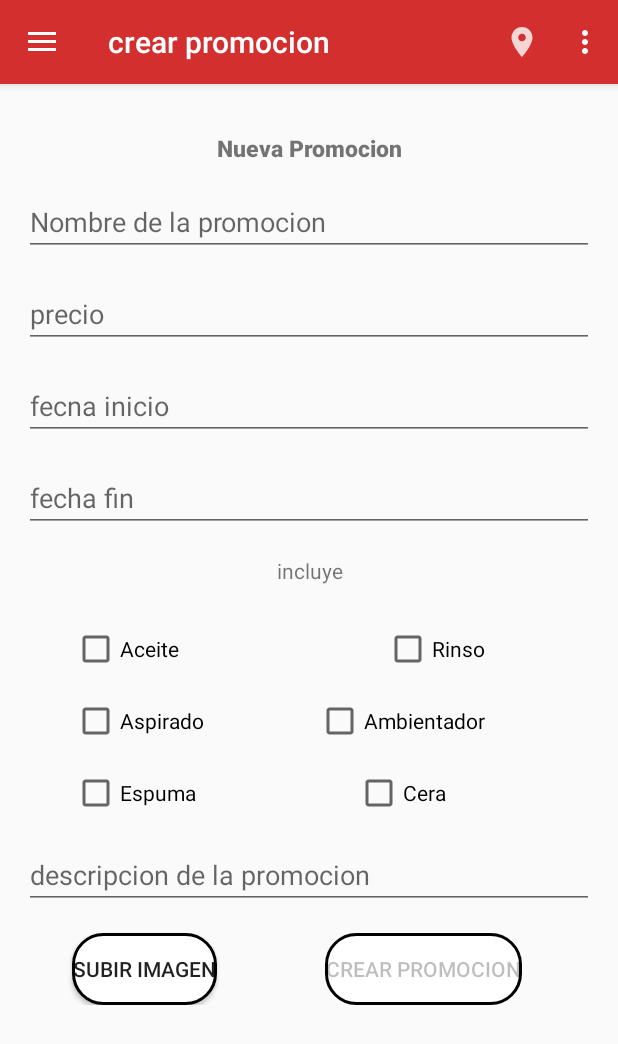
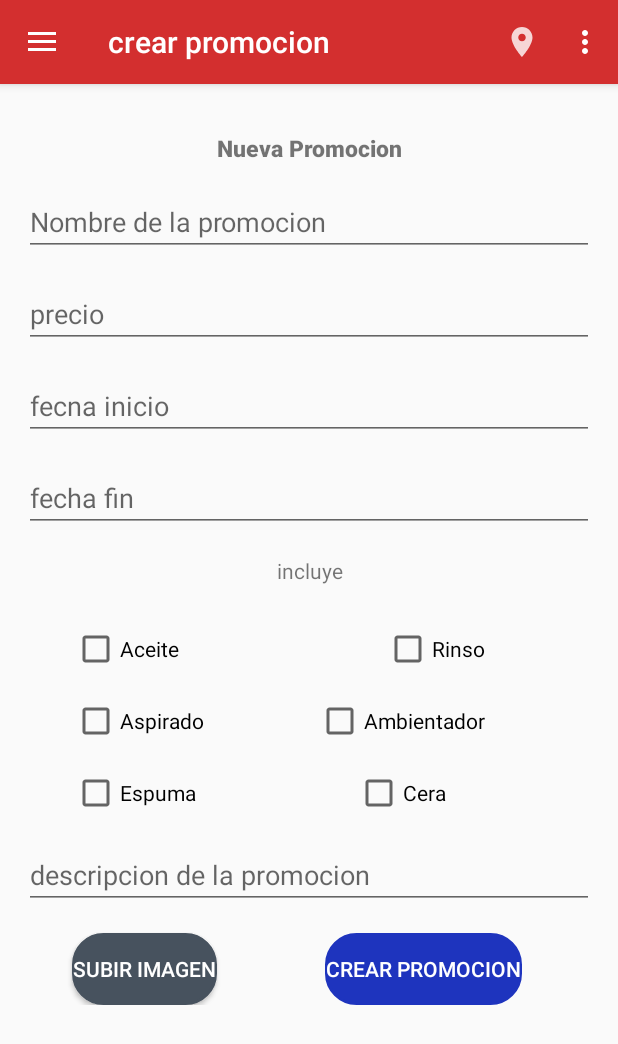
Before and after one commit to Julioolivares12/CarwashToGO3, an Android app: the CrearPromocionFragment screen opened through its navigation route, on a phone screen of 412 x 824 dp. Shown: the top 1044 px of the screen. Run offline under Robolectric (Android 15) with nearby library versions, the phone set to English and light mode, and no system bars; our stand-ins replace Firebase (no records; nobody signed in at launch, a user with empty details on screens opened directly), navigation-ui.

Commit message:
algo de diseno

```diff
--- a/app/src/main/res/layout/activity_login.xml
+++ b/app/src/main/res/layout/activity_login.xml
@@ -16,6 +16,7 @@
         android:background="@color/colorPrimary"
         app:layout_constraintEnd_toEndOf="parent"
         app:layout_constraintStart_toStartOf="parent"
+
         app:layout_constraintTop_toTopOf="parent"
 
         >
--- a/app/src/main/res/layout/activity_registro.xml
+++ b/app/src/main/res/layout/activity_registro.xml
@@ -39,8 +39,8 @@
                 android:layout_marginStart="64dp"
                 android:layout_marginLeft="64dp"
                 android:layout_marginTop="68dp"
-                android:backgroundTint="#47525E"
                 android:text="@string/crear_cuenta"
+                android:backgroundTint="@color/colorBoton1"
                 android:textColor="@android:color/white"
                 app:layout_constraintStart_toStartOf="@+id/edt_passwordR"
                 android:background="@drawable/boton_redondo"
--- a/app/src/main/res/layout/fragment_crear_promocion.xml
+++ b/app/src/main/res/layout/fragment_crear_promocion.xml
@@ -21,9 +21,12 @@
                 android:layout_marginStart="32dp"
                 android:layout_marginLeft="32dp"
                 android:layout_marginTop="16dp"
+                android:backgroundTint="@color/colorNegroBotones"
+                android:textColor="@android:color/white"
                 android:text="subir imagen"
                 app:layout_constraintStart_toStartOf="@+id/edtDescripcionPromo"
                 android:background="@drawable/boton_redondo"
+
                 app:layout_constraintTop_toBottomOf="@+id/edtDescripcionPromo" />
 
             <Button
@@ -35,6 +38,8 @@
                 android:text="@string/crear_promocion"
                 app:layout_constraintEnd_toEndOf="@+id/edtDescripcionPromo"
                 app:layout_constraintStart_toEndOf="@+id/btnSubirImagenPromo"
+                android:textColor="@android:color/white"
+                android:backgroundTint="@color/colorBoton1"
                 android:background="@drawable/boton_redondo"
                 app:layout_constraintTop_toTopOf="@+id/btnSubirImagenPromo" />
 
--- a/app/src/main/res/layout/fragment_editar_empresa.xml
+++ b/app/src/main/res/layout/fragment_editar_empresa.xml
@@ -68,6 +68,7 @@
         <TextView
             android:id="@+id/txtDescripcionPaqueteDetalle"
             style="@style/textview2"
+            android:textSize="19dp"
             android:layout_width="0dp"
             android:layout_height="wrap_content"
             android:layout_marginStart="8dp"
```
